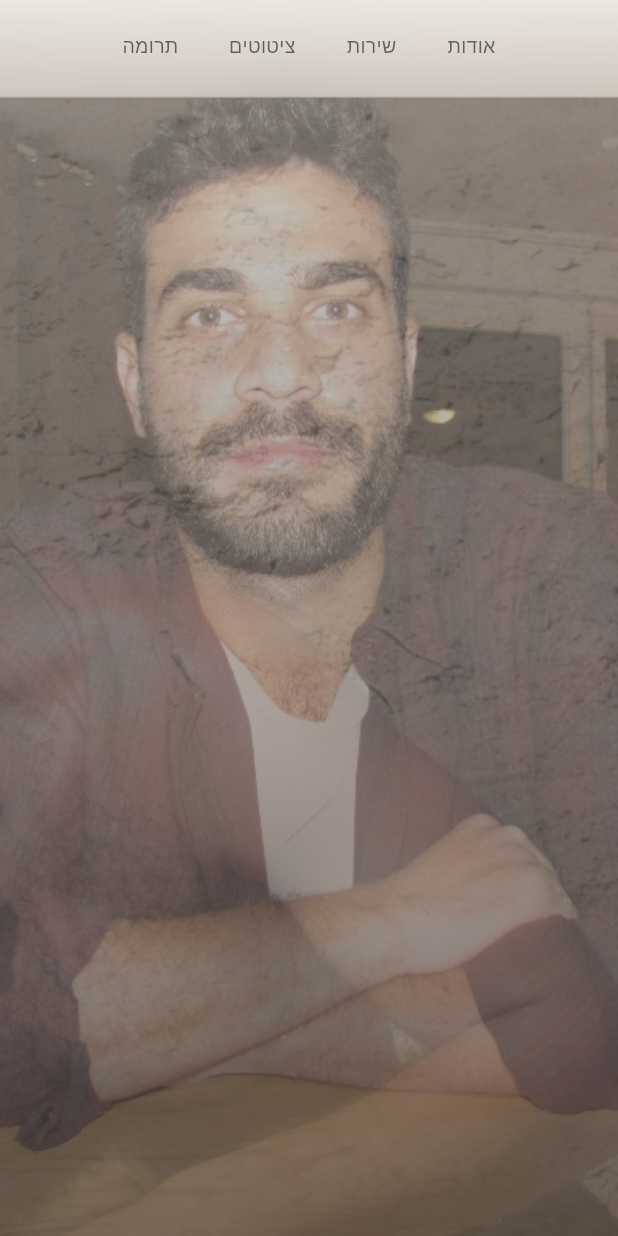
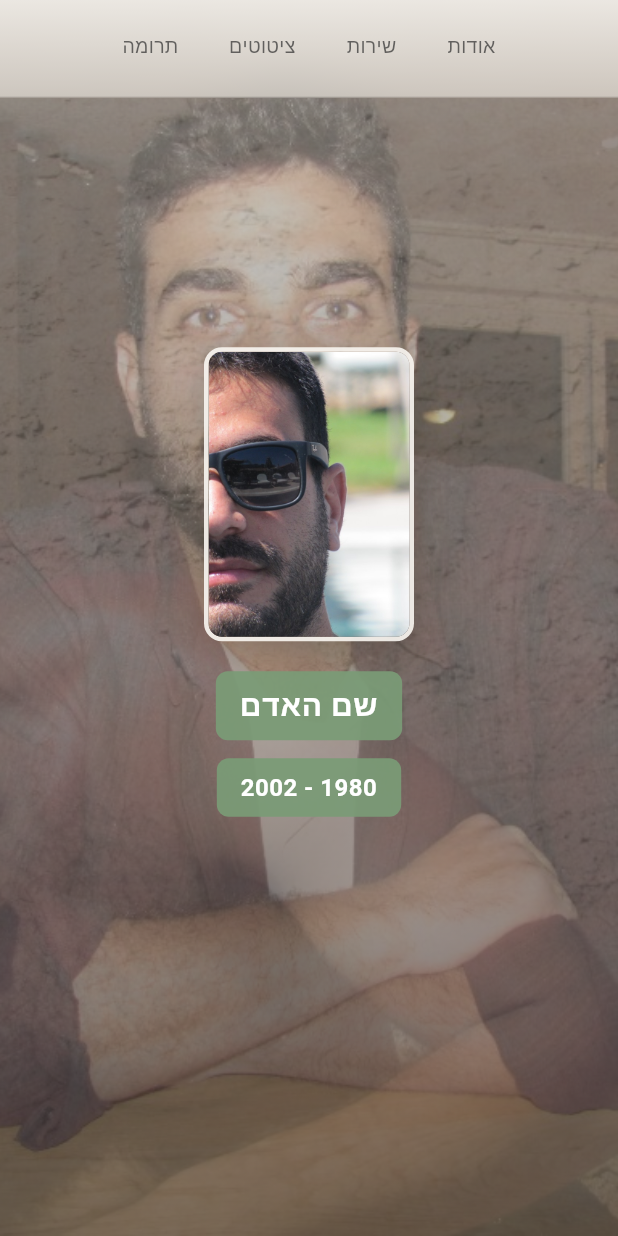
Before and after one commit to matangw/ram_website, a Flutter app: the screen it shows after launch, on a phone screen of 412 x 824 dp. Run offline on Flutter 3.47's test engine with Material 3 defaults, Android fonts, the phone set to English and light mode, and no system bars; our stand-ins replace get, google_fonts; missing offline and left inert: dart:html, flutter_cors_image; Roboto replaces fonts that are missing (Heebo).

Commit message:
new design for the header

```diff
--- a/assets/bio/bio.json
+++ b/assets/bio/bio.json
@@ -1,3 +1,6 @@
 {
+  "name": "שם האדם",
+  "yearFrom": 1980,
+  "yearTo": 2002,
   "text": "טקסט הביוגרפיה יופיע כאן. הוסף את סיפור החיים, ההישגים והזכרונות של ידידך."
 }
--- a/lib/components/fading_header.dart
+++ b/lib/components/fading_header.dart
@@ -22,6 +22,10 @@ class FadingHeader extends StatefulWidget {
     this.currentImageIndex,
     this.rotationInterval = const Duration(seconds: 6),
     this.crossfadeDuration = const Duration(milliseconds: 1500),
+    this.profileImagePath,
+    this.name,
+    this.yearFrom = 0,
+    this.yearTo = 0,
   });
 
   final List<String> imagePaths;
@@ -31,6 +35,10 @@ class FadingHeader extends StatefulWidget {
   final int? currentImageIndex;
   final Duration rotationInterval;
   final Duration crossfadeDuration;
+  final String? profileImagePath;
+  final String? name;
+  final int yearFrom;
+  final int yearTo;
 
   @override
   State<FadingHeader> createState() => _FadingHeaderState();
@@ -90,6 +98,17 @@ class _FadingHeaderState extends State<FadingHeader> {
                 ],
               ),
             ),
+            if (_hasCenterContent)
+              Positioned.fill(
+                child: IgnorePointer(
+                  child: _HeaderCenterContent(
+                    profileImagePath: widget.profileImagePath ?? '',
+                    name: widget.name ?? '',
+                    yearFrom: widget.yearFrom,
+                    yearTo: widget.yearTo,
+                  ),
+                ),
+              ),
             if (widget.navOverlay != null)
               _GlassmorphismNavBar(child: widget.navOverlay!),
           ],
@@ -97,6 +116,10 @@ class _FadingHeaderState extends State<FadingHeader> {
       ),
     );
   }
+
+  bool get _hasCenterContent =>
+      (widget.profileImagePath?.isNotEmpty ?? false) ||
+      (widget.name?.isNotEmpty ?? false);
 }
 
 class _BackgroundImageStack extends StatelessWidget {
@@ -190,6 +213,173 @@ class _DarkGradientOverlay extends StatelessWidget {
   }
 }
 
+class _HeaderCenterContent extends StatelessWidget {
+  const _HeaderCenterContent({
+    required this.profileImagePath,
+    required this.name,
+    required this.yearFrom,
+    required this.yearTo,
+  });
+
+  final String profileImagePath;
+  final String name;
+  final int yearFrom;
+  final int yearTo;
+
+  @override
+  Widget build(BuildContext context) {
+    final width = MediaQuery.of(context).size.width;
+    final isMobile = width < 600;
+    final isTablet = width >= 600 && width < 900;
+
+    final imageSize = isMobile ? 140.0 : (isTablet ? 180.0 : 220.0);
+    final nameFontSize = isMobile ? 20.0 : 24.0;
+    final yearFontSize = isMobile ? 16.0 : 18.0;
+    final badgePaddingH = isMobile ? 16.0 : 20.0;
+    final badgePaddingV = isMobile ? 8.0 : 10.0;
+
+    return Center(
+      child: Transform.translate(
+        offset: const Offset(0, -24),
+        child: Column(
+          mainAxisSize: MainAxisSize.min,
+          mainAxisAlignment: MainAxisAlignment.center,
+          children: [
+            if (profileImagePath.isNotEmpty) ...[
+              _ProfileImage(
+                imagePath: profileImagePath,
+                width: imageSize,
+                height: imageSize * 1.4,
+              ),
+              const SizedBox(height: 20),
+            ],
+            if (name.isNotEmpty)
+              _Badge(
+                text: name,
+                fontSize: nameFontSize,
+                fontWeight: FontWeight.w700,
+                paddingH: badgePaddingH,
+                paddingV: badgePaddingV,
+              ),
+            if (name.isNotEmpty && (yearFrom > 0 || yearTo > 0))
+              const SizedBox(height: 12),
+            if (yearFrom > 0 || yearTo > 0)
+              _Badge(
+                text: '$yearFrom - $yearTo',
+                fontSize: yearFontSize,
+                fontWeight: FontWeight.w600,
+                paddingH: badgePaddingH,
+                paddingV: badgePaddingV,
+              ),
+          ],
+        ),
+      ),
+    );
+  }
+}
+
+class _ProfileImage extends StatelessWidget {
+  const _ProfileImage({
+    required this.imagePath,
+    required this.width,
+    required this.height,
+  });
+
+  final String imagePath;
+  final double width;
+  final double height;
+
+  static const Color _borderCream = Color(0xFFFAF7F2);
+  static const Color _bronze = Color(0xFF8B7355);
+
+  @override
+  Widget build(BuildContext context) {
+    return Container(
+      width: width,
+      height: height,
+      decoration: BoxDecoration(
+        borderRadius: BorderRadius.circular(12),
+        border: Border.all(
+          color: _borderCream.withOpacity(0.9),
+          width: 3,
+        ),
+        boxShadow: [
+          BoxShadow(
+            color: _bronze.withOpacity(0.25),
+            blurRadius: 32,
+            offset: const Offset(0, 12),
+            spreadRadius: -4,
+          ),
+          BoxShadow(
+            color: Colors.black.withOpacity(0.2),
+            blurRadius: 24,
+            offset: const Offset(0, 8),
+            spreadRadius: -2,
+          ),
+        ],
+      ),
+      child: ClipRRect(
+        borderRadius: BorderRadius.circular(9),
+        child: buildSectionImage(
+          imagePath,
+          fit: BoxFit.cover,
+          width: width,
+          height: height,
+          errorBuilder: (context, error, stackTrace) {
+            return Container(
+              color: const Color(0xFFF5F0E8),
+              child: Icon(
+                Icons.person,
+                size: width * 0.5,
+                color: const Color(0xFF6B6B6B),
+              ),
+            );
+          },
+        ),
+      ),
+    );
+  }
+}
+
+class _Badge extends StatelessWidget {
+  const _Badge({
+    required this.text,
+    required this.fontSize,
+    required this.fontWeight,
+    required this.paddingH,
+    required this.paddingV,
+  });
+
+  final String text;
+  final double fontSize;
+  final FontWeight fontWeight;
+  final double paddingH;
+  final double paddingV;
+
+  static const Color _accentSage = Color(0xFF7A9B76);
+
+  @override
+  Widget build(BuildContext context) {
+    return Container(
+      padding: EdgeInsets.symmetric(horizontal: paddingH, vertical: paddingV),
+      decoration: BoxDecoration(
+        color: _accentSage.withOpacity(0.93),
+        borderRadius: BorderRadius.circular(8),
+      ),
+      child: Text(
+        text,
+        textAlign: TextAlign.center,
+        style: GoogleFonts.heebo(
+          color: Colors.white,
+          fontSize: fontSize,
+          fontWeight: fontWeight,
+          letterSpacing: fontWeight == FontWeight.w700 ? 0.5 : 0.3,
+        ),
+      ),
+    );
+  }
+}
+
 class _GlassmorphismNavBar extends StatelessWidget {
   const _GlassmorphismNavBar({required this.child});
 
--- a/lib/controllers/content_controller.dart
+++ b/lib/controllers/content_controller.dart
@@ -4,7 +4,8 @@ import 'dart:developer' as developer;
 import 'package:get/get.dart';
 
 import '../services/asset_loader.dart';
-import '../services/section_image_loader.dart';
+import '../services/section_image_loader.dart'
+    show loadSectionImages, loadHeaderProfileImagePath;
 
 /// Manages rotating content: header images, bio images, army images, quotes.
 class ContentController extends GetxController {
@@ -33,6 +34,12 @@ class ContentController extends GetxController {
   // Bio text (reactive for initial load)
   final bioText = ''.obs;
 
+  // Header profile (name, years, profile image)
+  final headerName = ''.obs;
+  int headerYearFrom = 0;
+  int headerYearTo = 0;
+  final headerProfileImagePath = ''.obs;
+
   // Army service summary
   final armySummary = ''.obs;
 
@@ -52,6 +59,7 @@ class ContentController extends GetxController {
     developer.log('_loadAssets started', name: 'ContentController');
     await Future.wait([
       _loadHeaderImages(),
+      _loadHeaderProfileImage(),
       _loadBioContent(),
       _loadArmyContent(),
       _loadQuotes(),
@@ -72,11 +80,23 @@ class ContentController extends GetxController {
     }
   }
 
+  Future<void> _loadHeaderProfileImage() async {
+    try {
+      headerProfileImagePath.value = await loadHeaderProfileImagePath();
+      developer.log('header profile image: ${headerProfileImagePath.value}', name: 'ContentController');
+    } catch (_) {
+      headerProfileImagePath.value = '';
+    }
+  }
+
   Future<void> _loadBioContent() async {
     try {
       final jsonStr = await loadAssetString('assets/bio/bio.json');
       final data = json.decode(jsonStr) as Map<String, dynamic>;
       bioText.value = data['text'] as String? ?? '';
+      headerName.value = data['name'] as String? ?? '';
+      headerYearFrom = (data['yearFrom'] as num?)?.toInt() ?? 0;
+      headerYearTo = (data['yearTo'] as num?)?.toInt() ?? 0;
       bioImagePaths = await loadSectionImages('assets/bio/images/');
       developer.log('bio images loaded: ${bioImagePaths.length} paths', name: 'ContentController');
     } catch (e, st) {
--- a/lib/pages/home_page.dart
+++ b/lib/pages/home_page.dart
@@ -232,6 +232,10 @@ class _HomePageState extends State<HomePage> {
                             imagePaths: ctrl.headerImagePaths,
                             opacity: opacity,
                             currentImageIndex: ctrl.headerImageIndex.value,
+                            profileImagePath: ctrl.headerProfileImagePath.value,
+                            name: ctrl.headerName.value,
+                            yearFrom: ctrl.headerYearFrom,
+                            yearTo: ctrl.headerYearTo,
                             navOverlay: SectionNavButtons(
                               currentSectionIndex: sectionIndex,
                               onSectionTap: _scrollToSection,
--- a/lib/services/section_image_loader.dart
+++ b/lib/services/section_image_loader.dart
@@ -24,3 +24,21 @@ Future<List<String>> loadSectionImages(String prefix) async {
     return [];
   }
 }
+
+/// Looks for a profile image in the header folder.
+/// Returns the first matching path (profile_image.png or profile.png), or empty string if none found.
+Future<String> loadHeaderProfileImagePath() async {
+  try {
+    final headerAssets = await loadSectionImages('assets/header/');
+    final profileNames = ['profile_image.png', 'profile.png'];
+    for (final name in profileNames) {
+      final match = headerAssets
+          .where((p) => p.toLowerCase().endsWith(name))
+          .toList();
+      if (match.isNotEmpty) return match.first;
+    }
+    return '';
+  } catch (_) {
+    return '';
+  }
+}
--- a/pubspec.yaml
+++ b/pubspec.yaml
@@ -64,6 +64,7 @@ flutter:
     - assets/images/
     - assets/header/
     - assets/header/images/
+    - assets/header/profile_image.png
     - assets/bio/
     - assets/bio/bio.json
     - assets/bio/images/
```
Also changed, not shown: assets/header/profile_image.png (added).
